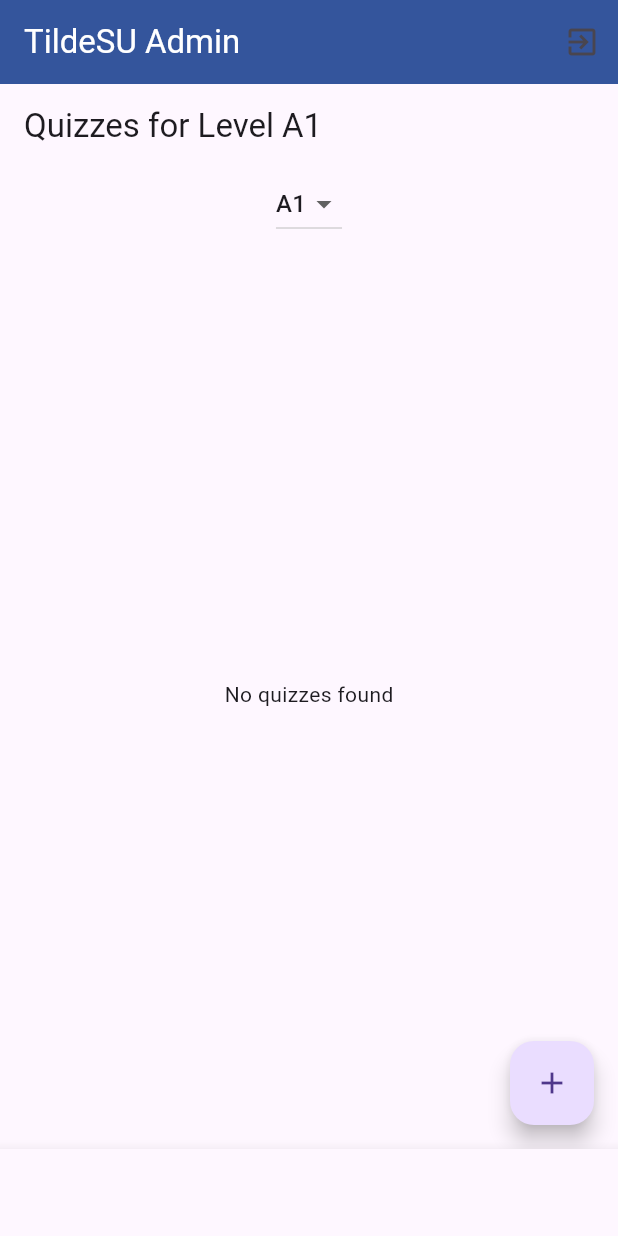
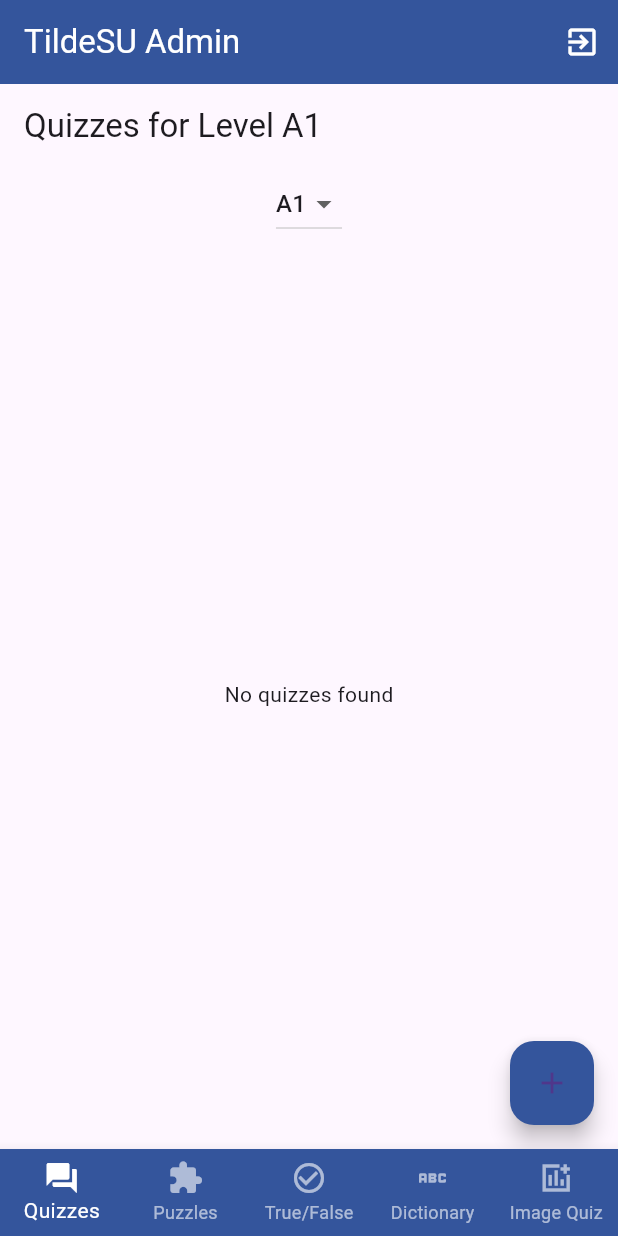
Before and after one commit to Abylaikhan-Bari/TildeSU-teacher, a Flutter app: the screen it shows once a user with an empty profile is signed in, on a phone screen of 412 x 824 dp. Run offline on Flutter 3.47's test engine with Material 3 defaults, Android fonts, the phone set to English and light mode, and no system bars; our stand-ins replace cloud_firestore, firebase_auth, firebase_core; accounts and stored records are empty.

```diff
--- a/lib/main.dart
+++ b/lib/main.dart
@@ -33,7 +33,7 @@ class AdminApp extends StatelessWidget {
   @override
   Widget build(BuildContext context) {
     return MaterialApp(
-      title: 'TildeSU teacher',
+      title: 'TildeSU admin',
       debugShowCheckedModeBanner: false,
       theme: ThemeData(
         primarySwatch: Colors.indigo,
--- a/lib/src/screens/common/admin_home.dart
+++ b/lib/src/screens/common/admin_home.dart
@@ -85,18 +85,17 @@ class _AdminHomeState extends State<AdminHome> {
       appBar: AppBar(
         title: const Text(
           'TildeSU Admin',
-          style: TextStyle(color: Colors.white), // Set text color to white
+          style: TextStyle(color: Colors.white),
         ),
-        backgroundColor: const Color(0xFF34559C), // Set the app bar color to #34559C
+        backgroundColor: const Color(0xFF34559C),
         actions: [
           IconButton(
-            icon: Icon(Icons.exit_to_app),
-            onPressed: () => _confirmSignOut(context), // Call _confirmSignOut method on button press
+            icon: const Icon(Icons.exit_to_app, color: Colors.white), // Set icon color to white for visibility
+            onPressed: () => _confirmSignOut(context),
           ),
         ],
       ),
       body: Center(
-        // Dynamically get the current screen based on _selectedIndex
         child: _getScreen(_selectedIndex),
       ),
       bottomNavigationBar: BottomNavigationBar(
@@ -124,7 +123,10 @@ class _AdminHomeState extends State<AdminHome> {
         ],
         currentIndex: _selectedIndex,
         onTap: _onItemTapped,
-        backgroundColor: const Color(0xFF34559C),
+        backgroundColor: const Color(0xFF34559C), // Set the background color
+        selectedItemColor: Colors.white, // Set the selected item color to white for visibility
+        unselectedItemColor: Colors.white60, // Set a lighter color for unselected items for visibility
+        type: BottomNavigationBarType.fixed, // Fixed type to maintain the color
       ),
     );
   }
--- a/lib/src/screens/dictionary_cards/dictionary_cards_screen.dart
+++ b/lib/src/screens/dictionary_cards/dictionary_cards_screen.dart
@@ -220,6 +220,7 @@ class _DictionaryCardsScreenState extends State<DictionaryCardsScreen> {
           );
         },
         child: Icon(Icons.add),
+          backgroundColor: const Color(0xFF34559C),
       ),
     );
   }
--- a/lib/src/screens/image_quiz/image_quiz_screen.dart
+++ b/lib/src/screens/image_quiz/image_quiz_screen.dart
@@ -279,6 +279,7 @@ class _ImageQuizzesScreenState extends State<ImageQuizzesScreen> {
           );
         },
         child: Icon(Icons.add),
+          backgroundColor: const Color(0xFF34559C),
       ),
     );
   }
--- a/lib/src/screens/puzzles/puzzles_screen.dart
+++ b/lib/src/screens/puzzles/puzzles_screen.dart
@@ -223,6 +223,7 @@ class _PuzzlesScreenState extends State<PuzzlesScreen> {
           _addOrUpdatePuzzle();
         },
         child: Icon(Icons.add),
+          backgroundColor: const Color(0xFF34559C),
       ),
     );
   }
--- a/lib/src/screens/quizzes/quizzes_screen.dart
+++ b/lib/src/screens/quizzes/quizzes_screen.dart
@@ -252,6 +252,7 @@ class _QuizzesScreenState extends State<QuizzesScreen> {
           );
         },
         child: Icon(Icons.add),
+        backgroundColor: const Color(0xFF34559C),
       ),
     );
   }
--- a/lib/src/screens/true_or_false/true_or_false_screen.dart
+++ b/lib/src/screens/true_or_false/true_or_false_screen.dart
@@ -314,6 +314,7 @@ class _TrueOrFalseScreenState extends State<TrueOrFalseScreen> {
           );
         },
         child: Icon(Icons.add),
+          backgroundColor: const Color(0xFF34559C),
       ),
     );
   }
```
